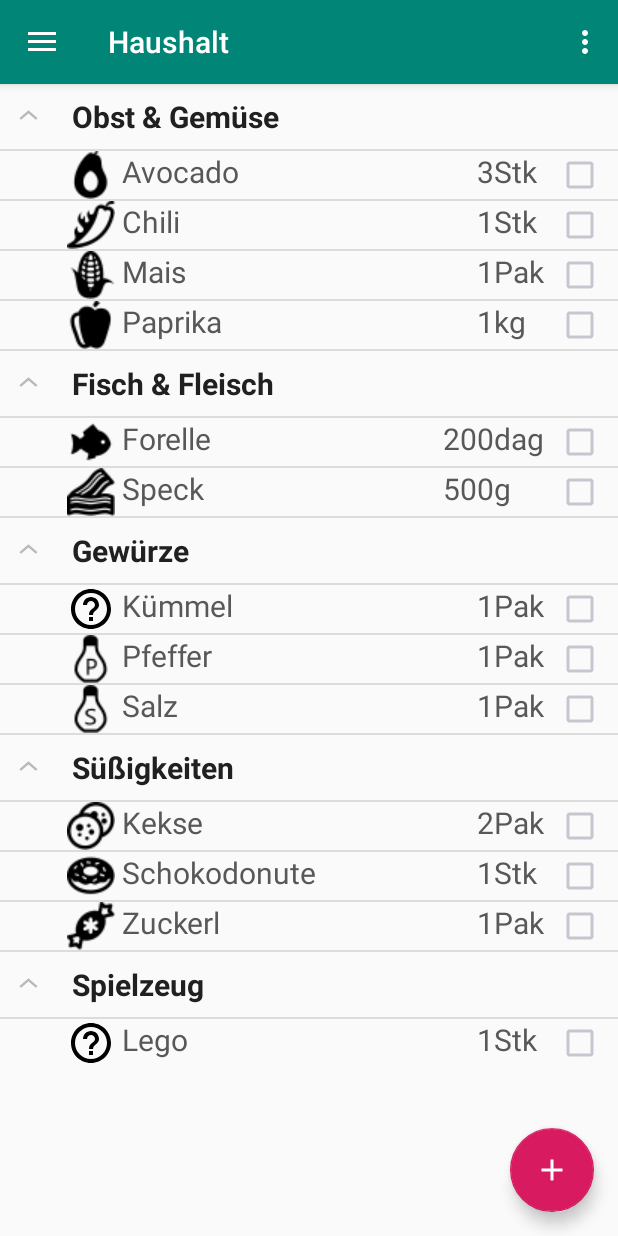
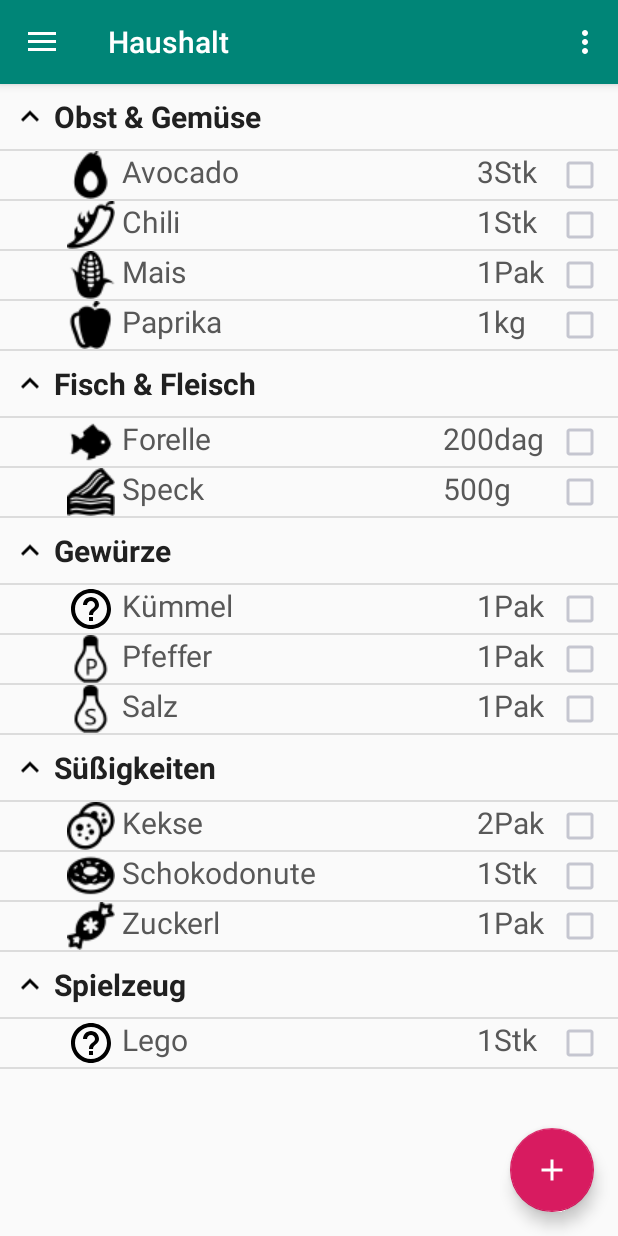
Before and after one commit to zzArchive-if-05-61-B-fall-2018/project-proposal-walliserwagner, an Android app: the screen it shows after launch (MainActivity), on a phone screen of 412 x 824 dp. Run offline under Robolectric (Android 15) with nearby library versions, the phone set to English and light mode, and no system bars.

Commit message:
Fixed usability flaws concerning the expension of categorys

```diff
--- a/SmartShoppinglist/app/src/main/java/smartshoppinglist/at/smartshoppinglist/fragments/HomeFragment.java
+++ b/SmartShoppinglist/app/src/main/java/smartshoppinglist/at/smartshoppinglist/fragments/HomeFragment.java
@@ -43,6 +43,12 @@ public class HomeFragment extends Fragment {
 
         View v = inflater.inflate(R.layout.fragment_home, container, false);
         expListView = (ExpandableListView) v.findViewById(R.id.listView);
+        expListView.setOnGroupClickListener(new ExpandableListView.OnGroupClickListener() {
+            @Override
+            public boolean onGroupClick(ExpandableListView parent, View v, int groupPosition, long id) {
+                return true;
+            }
+        });
         listAdapter = new ExpandableListAdapter(getActivity().getApplicationContext(), shoppinglist);
         expListView.setAdapter(listAdapter);
         ((AppCompatActivity)getActivity()).getSupportActionBar().setTitle(shoppinglist.getName());
--- a/SmartShoppinglist/app/src/main/java/smartshoppinglist/at/smartshoppinglist/uiadapters/ExpandableListAdapter.java
+++ b/SmartShoppinglist/app/src/main/java/smartshoppinglist/at/smartshoppinglist/uiadapters/ExpandableListAdapter.java
@@ -7,8 +7,10 @@ import android.view.View;
 import android.view.ViewGroup;
 import android.widget.BaseExpandableListAdapter;
 import android.widget.CheckBox;
+import android.widget.ExpandableListView;
 import android.widget.ImageView;
 import android.widget.TextView;
+import android.widget.Toast;
 
 import smartshoppinglist.at.smartshoppinglist.R;
 import smartshoppinglist.at.smartshoppinglist.objects.ItemContainer;
@@ -18,6 +20,7 @@ public class ExpandableListAdapter extends BaseExpandableListAdapter {
 
     private Context context;
     private Shoppinglist shoppinglist;
+
 
     public ExpandableListAdapter(Context context, Shoppinglist shoppinglist) {
         this.context = context;
@@ -97,7 +100,7 @@ public class ExpandableListAdapter extends BaseExpandableListAdapter {
     }
 
     @Override
-    public View getGroupView(int groupPosition, boolean isExpanded, View convertView, ViewGroup parent) {
+    public View getGroupView(final int groupPosition, final boolean isExpanded, View convertView, final ViewGroup parent) {
         if (convertView == null) {
             LayoutInflater infalInflater = (LayoutInflater) this.context
                     .getSystemService(Context.LAYOUT_INFLATER_SERVICE);
@@ -107,6 +110,31 @@ public class ExpandableListAdapter extends BaseExpandableListAdapter {
                 .findViewById(R.id.lblListHeader);
         lblListHeader.setTypeface(null, Typeface.BOLD);
         lblListHeader.setText(shoppinglist.getItems()[groupPosition].getName());
+        lblListHeader.setOnClickListener(new View.OnClickListener() {
+            @Override
+            public void onClick(View v) {
+            }
+        });
+
+        ImageView indicator = (ImageView) convertView.findViewById(R.id.indicator);
+        indicator.setOnClickListener(new View.OnClickListener() {
+
+            @Override
+            public void onClick(View v) {
+                ImageView image =  v.findViewById(R.id.indicator);
+                if(isExpanded){
+                    ((ExpandableListView) parent).collapseGroup(groupPosition);
+                    image.setImageResource(R.drawable.ic_arrow_down);
+                }
+                else {
+                    ((ExpandableListView) parent).expandGroup(groupPosition, true);
+                    image.setImageResource(R.drawable.ic_arrow_up);
+                }
+
+            }
+        });
+
+
         return convertView;
     }
 
--- /dev/null
+++ b/SmartShoppinglist/app/src/main/res/drawable/ic_arrow_down.xml
@@ -0,0 +1,9 @@
+<vector xmlns:android="http://schemas.android.com/apk/res/android"
+    android:width="24dp"
+    android:height="24dp"
+    android:viewportWidth="24"
+    android:viewportHeight="24">
+  <path
+      android:fillColor="#FF000000"
+      android:pathData="M7.41,8.59L12,13.17l4.59,-4.58L18,10l-6,6 -6,-6 1.41,-1.41z"/>
+</vector>
--- /dev/null
+++ b/SmartShoppinglist/app/src/main/res/drawable/ic_arrow_up.xml
@@ -0,0 +1,9 @@
+<vector xmlns:android="http://schemas.android.com/apk/res/android"
+    android:width="24dp"
+    android:height="24dp"
+    android:viewportWidth="24"
+    android:viewportHeight="24">
+  <path
+      android:fillColor="#FF000000"
+      android:pathData="M7.41,15.41L12,10.83l4.59,4.58L18,14l-6,-6 -6,6z"/>
+</vector>
--- a/SmartShoppinglist/app/src/main/res/layout/fragment_home.xml
+++ b/SmartShoppinglist/app/src/main/res/layout/fragment_home.xml
@@ -5,9 +5,11 @@
     android:layout_height="match_parent"
     tools:context=".fragments.HomeFragment">
     <ExpandableListView
-
         android:id="@+id/listView"
+        android:groupIndicator="@null"
         android:layout_width="match_parent"
-        android:layout_height="wrap_content"/>
+        android:layout_height="wrap_content"
+        android:paddingBottom="80dp"
+        android:clipToPadding="false"/>
 
 </FrameLayout>
--- a/SmartShoppinglist/app/src/main/res/layout/list_group.xml
+++ b/SmartShoppinglist/app/src/main/res/layout/list_group.xml
@@ -2,14 +2,20 @@
 <LinearLayout xmlns:android="http://schemas.android.com/apk/res/android"
     android:layout_width="match_parent"
     android:layout_height="wrap_content"
-    android:orientation="vertical"
+    android:orientation="horizontal"
     android:padding="8dp">
+
+    <ImageView
+        android:id="@+id/indicator"
+        android:layout_width="wrap_content"
+        android:layout_height="match_parent"
+        android:src="@drawable/ic_arrow_up" />
 
     <TextView
         android:id="@+id/lblListHeader"
+        android:paddingLeft="4dp"
         android:layout_width="fill_parent"
         android:layout_height="wrap_content"
-        android:paddingLeft="?android:attr/expandableListPreferredItemPaddingLeft"
         android:textColor="@color/black_overlay"
         android:textSize="@dimen/default_text_size"/>
 
```
